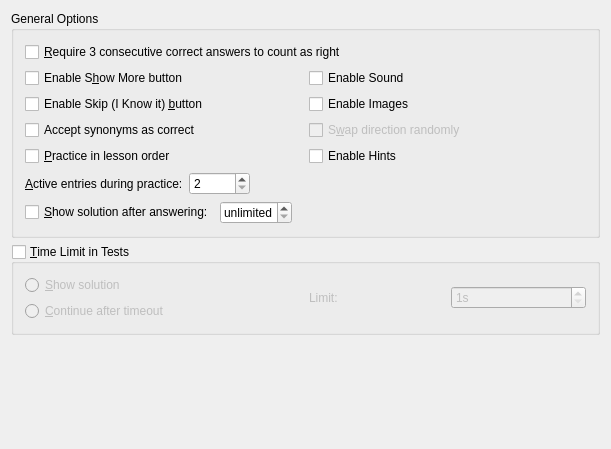
Qt form src/configure-practice/advancedpracticeoptions.ui (KDE/parley) before a commit.
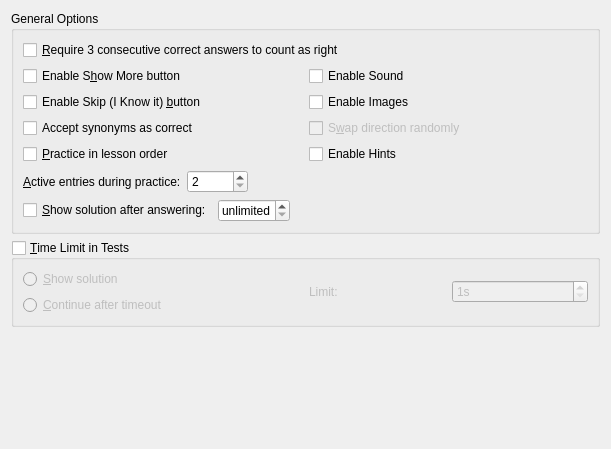
The same form after that commit. Custom widgets are drawn as their Qt base class.

Patch:
```diff
--- a/src/configure-practice/advancedpracticeoptions.ui
+++ b/src/configure-practice/advancedpracticeoptions.ui
@@ -311,7 +311,6 @@
   <zorder>kcfg_PracticeTimeout</zorder>
   <zorder>groupBox</zorder>
  </widget>
- <layoutdefault spacing="6" margin="11" />
   <customwidgets>
   <customwidget>
    <class>KButtonGroup</class>
```
